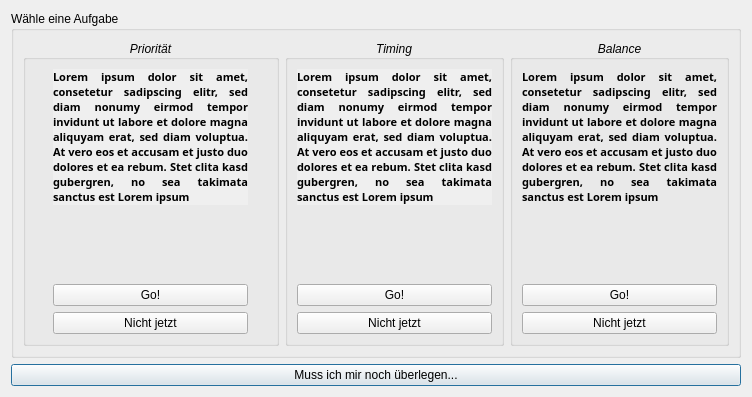
This is src/watnu/ui/what_now.ui in amogorkon/watnu as Qt 5 draws it before an edit. The edited form follows.
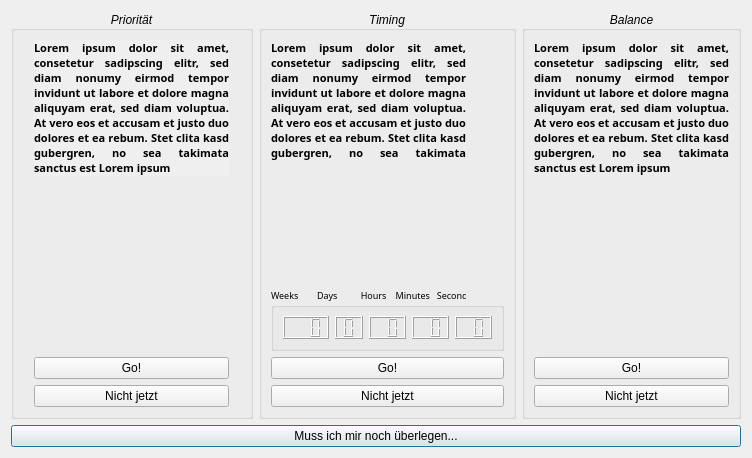
This is the edited form.

Patch:
```diff
--- a/src/watnu/ui/what_now.ui
+++ b/src/watnu/ui/what_now.ui
@@ -10,7 +10,7 @@
     <x>0</x>
     <y>0</y>
     <width>752</width>
-    <height>397</height>
+    <height>458</height>
    </rect>
   </property>
   <property name="windowTitle">
@@ -24,22 +24,7 @@
   </property>
   <layout class="QVBoxLayout" name="verticalLayout">
    <item>
-    <widget class="QGroupBox" name="groupBox">
-     <property name="enabled">
-      <bool>true</bool>
-     </property>
-     <property name="sizePolicy">
-      <sizepolicy hsizetype="Expanding" vsizetype="MinimumExpanding">
-       <horstretch>20</horstretch>
-       <verstretch>0</verstretch>
-      </sizepolicy>
-     </property>
-     <property name="title">
-      <string>Wähle eine Aufgabe</string>
-     </property>
-     <layout class="QHBoxLayout" name="horizontalLayout_2">
-      <item>
-       <layout class="QHBoxLayout" name="horizontalLayout">
+    <layout class="QHBoxLayout" name="horizontalLayout_5">
         <item>
          <widget class="QGroupBox" name="priority">
           <property name="sizePolicy">
@@ -198,7 +183,111 @@
            <set>Qt::AlignCenter</set>
           </property>
           <layout class="QGridLayout" name="gridLayout_2">
-           <item row="2" column="0">
+        <item row="4" column="0">
+         <widget class="QGroupBox" name="groupBox_2">
+          <property name="sizePolicy">
+           <sizepolicy hsizetype="Preferred" vsizetype="Fixed">
+            <horstretch>0</horstretch>
+            <verstretch>0</verstretch>
+           </sizepolicy>
+          </property>
+          <property name="font">
+           <font>
+            <family>MS Reference Sans Serif</family>
+            <pointsize>7</pointsize>
+            <weight>50</weight>
+            <italic>false</italic>
+            <bold>false</bold>
+           </font>
+          </property>
+          <property name="title">
+           <string>Weeks        Days          Hours    Minutes   Seconds</string>
+          </property>
+          <layout class="QHBoxLayout" name="horizontalLayout_3">
+           <item>
+            <widget class="QLCDNumber" name="deadline_weeks">
+             <property name="sizePolicy">
+              <sizepolicy hsizetype="Minimum" vsizetype="Fixed">
+               <horstretch>0</horstretch>
+               <verstretch>0</verstretch>
+              </sizepolicy>
+             </property>
+             <property name="digitCount">
+              <number>3</number>
+             </property>
+             <property name="segmentStyle">
+              <enum>QLCDNumber::Filled</enum>
+             </property>
+            </widget>
+           </item>
+           <item>
+            <widget class="QLCDNumber" name="deadline_days">
+             <property name="sizePolicy">
+              <sizepolicy hsizetype="Minimum" vsizetype="Fixed">
+               <horstretch>0</horstretch>
+               <verstretch>0</verstretch>
+              </sizepolicy>
+             </property>
+             <property name="digitCount">
+              <number>1</number>
+             </property>
+             <property name="segmentStyle">
+              <enum>QLCDNumber::Filled</enum>
+             </property>
+            </widget>
+           </item>
+           <item>
+            <widget class="QLCDNumber" name="deadline_hours">
+             <property name="sizePolicy">
+              <sizepolicy hsizetype="Minimum" vsizetype="Fixed">
+               <horstretch>0</horstretch>
+               <verstretch>0</verstretch>
+              </sizepolicy>
+             </property>
+             <property name="digitCount">
+              <number>2</number>
+             </property>
+             <property name="segmentStyle">
+              <enum>QLCDNumber::Filled</enum>
+             </property>
+            </widget>
+           </item>
+           <item>
+            <widget class="QLCDNumber" name="deadline_minutes">
+             <property name="sizePolicy">
+              <sizepolicy hsizetype="Minimum" vsizetype="Fixed">
+               <horstretch>0</horstretch>
+               <verstretch>0</verstretch>
+              </sizepolicy>
+             </property>
+             <property name="digitCount">
+              <number>2</number>
+             </property>
+             <property name="segmentStyle">
+              <enum>QLCDNumber::Filled</enum>
+             </property>
+            </widget>
+           </item>
+           <item>
+            <widget class="QLCDNumber" name="deadline_seconds">
+             <property name="sizePolicy">
+              <sizepolicy hsizetype="Minimum" vsizetype="Fixed">
+               <horstretch>0</horstretch>
+               <verstretch>0</verstretch>
+              </sizepolicy>
+             </property>
+             <property name="digitCount">
+              <number>2</number>
+             </property>
+             <property name="segmentStyle">
+              <enum>QLCDNumber::Filled</enum>
+             </property>
+            </widget>
+           </item>
+          </layout>
+         </widget>
+        </item>
+        <item row="5" column="0">
             <widget class="QPushButton" name="go_timing">
              <property name="font">
               <font>
@@ -216,7 +305,7 @@
              </property>
             </widget>
            </item>
-           <item row="0" column="0">
+        <item row="2" column="0">
             <widget class="QLabel" name="task_desc_timing">
              <property name="sizePolicy">
               <sizepolicy hsizetype="Fixed" vsizetype="Preferred">
@@ -243,7 +332,7 @@
               <string notr="true"/>
              </property>
              <property name="autoFillBackground">
-              <bool>true</bool>
+           <bool>false</bool>
              </property>
              <property name="frameShape">
               <enum>QFrame::NoFrame</enum>
@@ -265,7 +354,7 @@
              </property>
             </widget>
            </item>
-           <item row="3" column="0">
+        <item row="6" column="0">
             <widget class="QPushButton" name="skip_timing">
              <property name="font">
               <font>
@@ -280,7 +369,7 @@
              </property>
             </widget>
            </item>
-           <item row="1" column="0">
+        <item row="3" column="0">
             <spacer name="verticalSpacer_2">
              <property name="orientation">
               <enum>Qt::Vertical</enum>
@@ -427,9 +516,6 @@
          </widget>
         </item>
        </layout>
-      </item>
-     </layout>
-    </widget>
    </item>
    <item>
     <widget class="QPushButton" name="cancel">
```
Left out of the diff: 30 changed lines with no effect on the pictures. Lines whose indentation alone changed are shown as unchanged.
